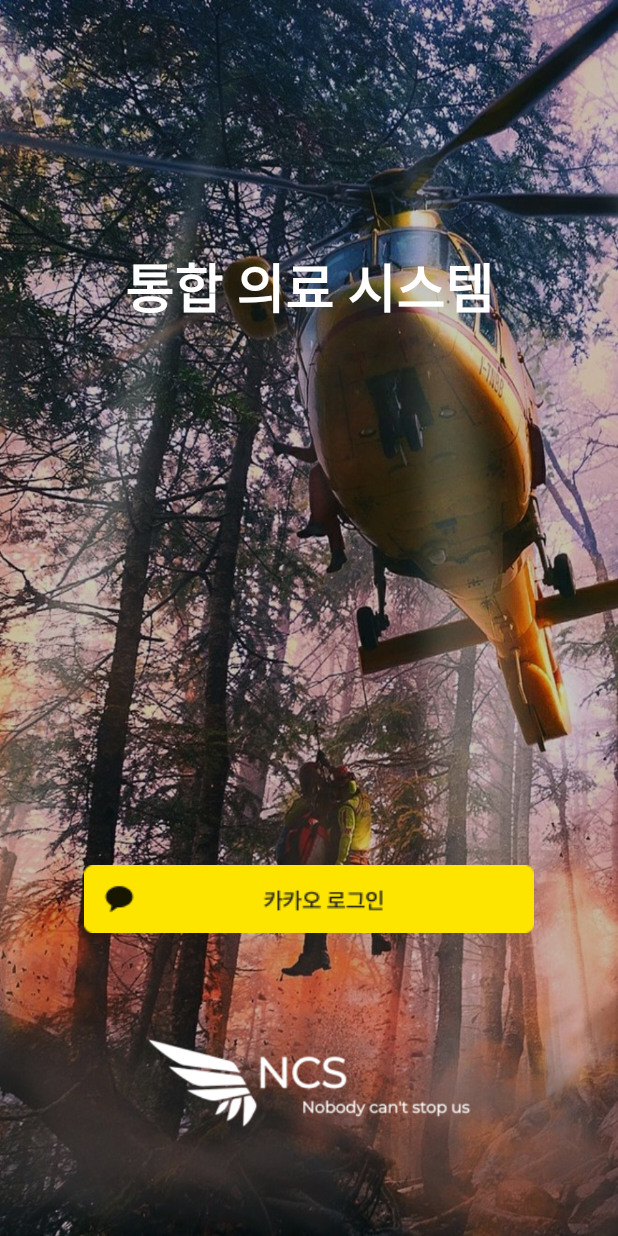
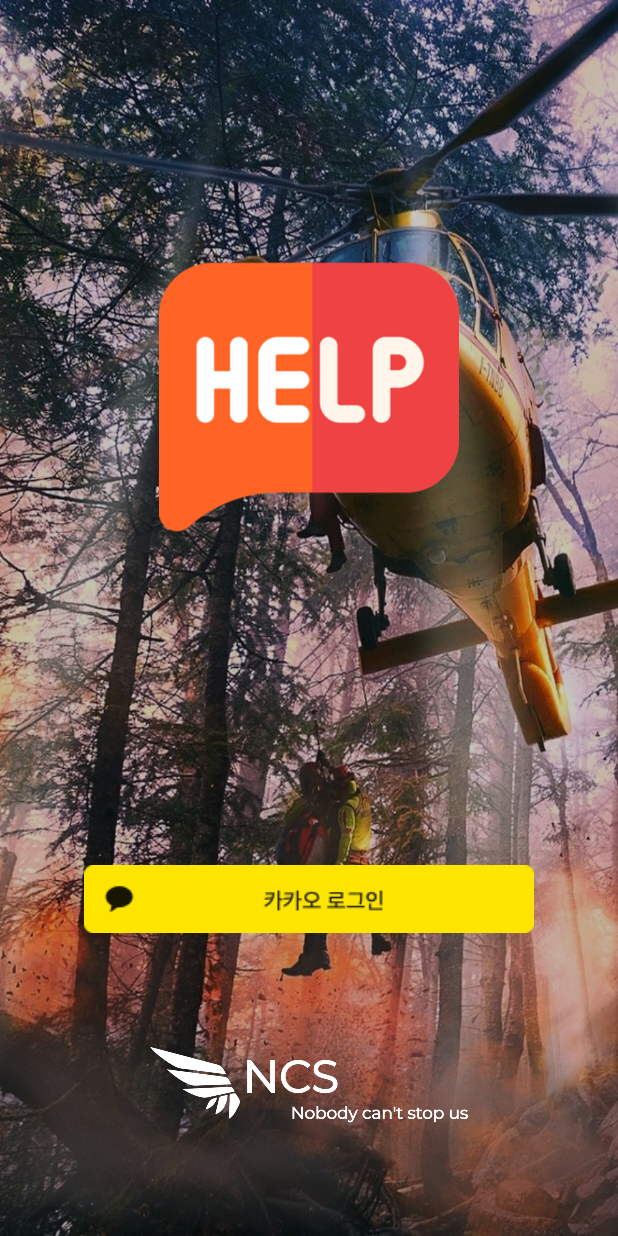
Before and after one commit to NCS-IMS/Android_User, an Android app: the LoginActivity screen opened directly, with no data from a screen before it, on a phone screen of 412 x 824 dp. Run offline under Robolectric (Android 15) with nearby library versions, the phone set to English and light mode, and no system bars; our stand-ins replace data binding; libraries missing offline, so code that uses them is left out: com.kakao.sdk, com.pddstudio.preferences; 1 statement that could not run was skipped.

Commit message:
update project logo

```diff
--- a/app/build.gradle
+++ b/app/build.gradle
@@ -11,8 +11,8 @@ android {
         applicationId "com.ncs.imsUser"
         minSdkVersion 19
         targetSdkVersion 30
-        versionCode 8
-        versionName "1.0.5"
+        versionCode 9
+        versionName "1.0.6"
 
         testInstrumentationRunner "androidx.test.runner.AndroidJUnitRunner"
     }
--- a/app/src/main/java/com/ncs/imsUser/DialogManager/LocationDialog.kt
+++ b/app/src/main/java/com/ncs/imsUser/DialogManager/LocationDialog.kt
@@ -47,7 +47,7 @@ class LocationDialog(var type: String, var mcontext: Context, var findLoadList:
                 val intent = Intent(Intent.ACTION_VIEW)
                 intent.addCategory(Intent.CATEGORY_DEFAULT)
                 intent.data = Uri.parse("market://details?id=com.locnall.KimGiSa")
-                startActivity(intent);
+                startActivity(intent)
             }
         }
         val linearManger = LinearLayoutManager(mcontext)
--- a/app/src/main/java/com/ncs/imsUser/HTTPManager/DTOManager/PubicDTO.kt
+++ b/app/src/main/java/com/ncs/imsUser/HTTPManager/DTOManager/PubicDTO.kt
@@ -1,5 +1,8 @@
 package com.ncs.imsUser.HTTPManager.DTOManager
 
+import com.google.gson.annotations.SerializedName
+
 data class PubicDTO(
+    @SerializedName("message")
     var message : String
 )
--- a/app/src/main/java/com/ncs/imsUser/ui/notifications/MypageFragment.kt
+++ b/app/src/main/java/com/ncs/imsUser/ui/notifications/MypageFragment.kt
@@ -178,7 +178,7 @@ class MypageFragment : Fragment, View.OnClickListener {
                     showDialog("빈칸을 채워주세요", "당장용>.<")
                 }
             }
-            mypageBinding.birthTxt.id -> {
+            mypageBinding.birthTxt.id -> { //생일입력 다이얼로그
                 DatePickerDialog(requireContext(), { view, year, month, dayOfMonth ->
                     var month = Integer.toString(month +1)
                     var day = Integer.toString(dayOfMonth)
--- a/app/src/main/res/layout/activity_intro.xml
+++ b/app/src/main/res/layout/activity_intro.xml
@@ -32,8 +32,8 @@
 
     <ImageView
         android:layout_width="250dp"
-        android:layout_height="wrap_content"
-        android:src="@drawable/project_logo2"
+        android:layout_height="130dp"
+        android:src="@drawable/project_logo"
         app:layout_constraintStart_toStartOf="parent"
         app:layout_constraintEnd_toEndOf="parent"
         app:layout_constraintTop_toBottomOf="@id/introGuide2"/>
--- a/app/src/main/res/layout/activity_login.xml
+++ b/app/src/main/res/layout/activity_login.xml
@@ -31,14 +31,10 @@
             android:orientation="horizontal"
             app:layout_constraintGuide_percent="0.8"/>
 
-        <TextView
-            android:layout_width="wrap_content"
-            android:layout_height="wrap_content"
-            android:text="통합 의료 시스템"
-            android:textSize="35dp"
-            android:fontFamily="@font/nanumgothicextrabold"
-            android:textColor="@color/white"
-            android:textStyle="bold"
+        <ImageView
+            android:layout_width="200dp"
+            android:layout_height="200dp"
+            android:src="@drawable/help_icon"
             app:layout_constraintTop_toBottomOf="@id/login_guideline1"
             app:layout_constraintStart_toStartOf="parent"
             app:layout_constraintEnd_toEndOf="parent"/>
@@ -54,8 +50,8 @@
 
         <ImageView
             android:layout_width="250dp"
-            android:layout_height="wrap_content"
-            android:src="@drawable/project_logo2"
+            android:layout_height="130dp"
+            android:src="@drawable/project_logo"
             app:layout_constraintStart_toStartOf="parent"
             app:layout_constraintEnd_toEndOf="parent"
             app:layout_constraintTop_toBottomOf="@id/login_guideline3"/>
```
Also changed, not shown: app/src/main/res/drawable-v24/help_icon.png (added), app/src/main/res/drawable-v24/project_logo.png (added), app/src/main/res/drawable-v24/project_logo2.png (deleted), app/src/main/res/drawable/project_logo.png (deleted).
